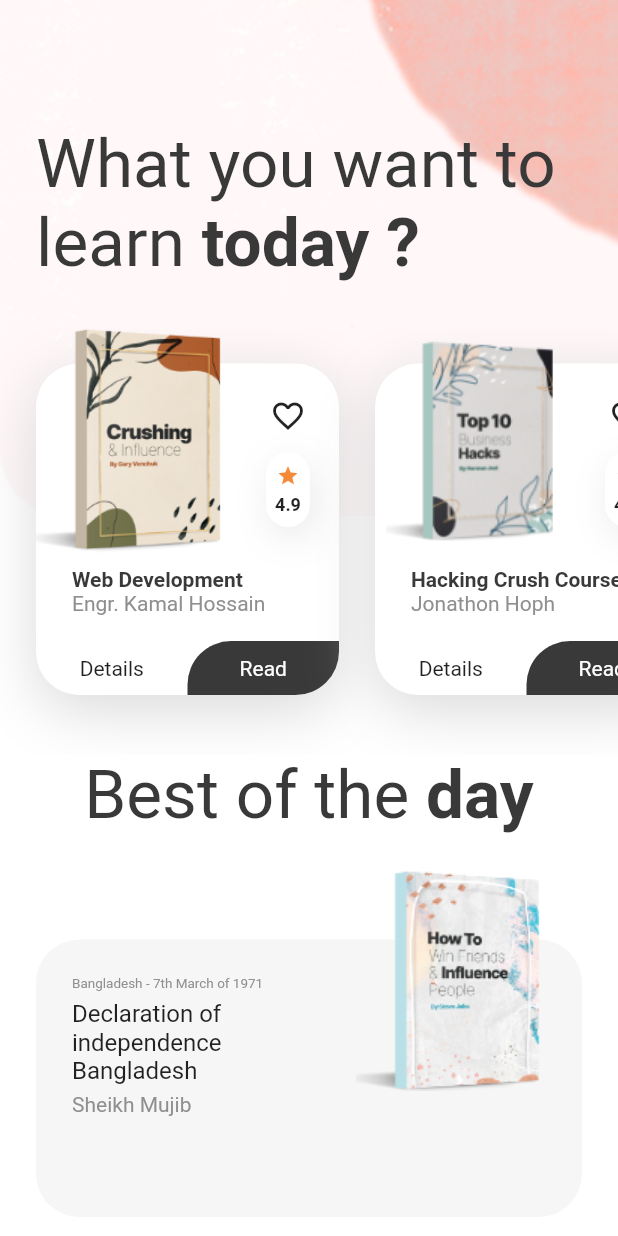
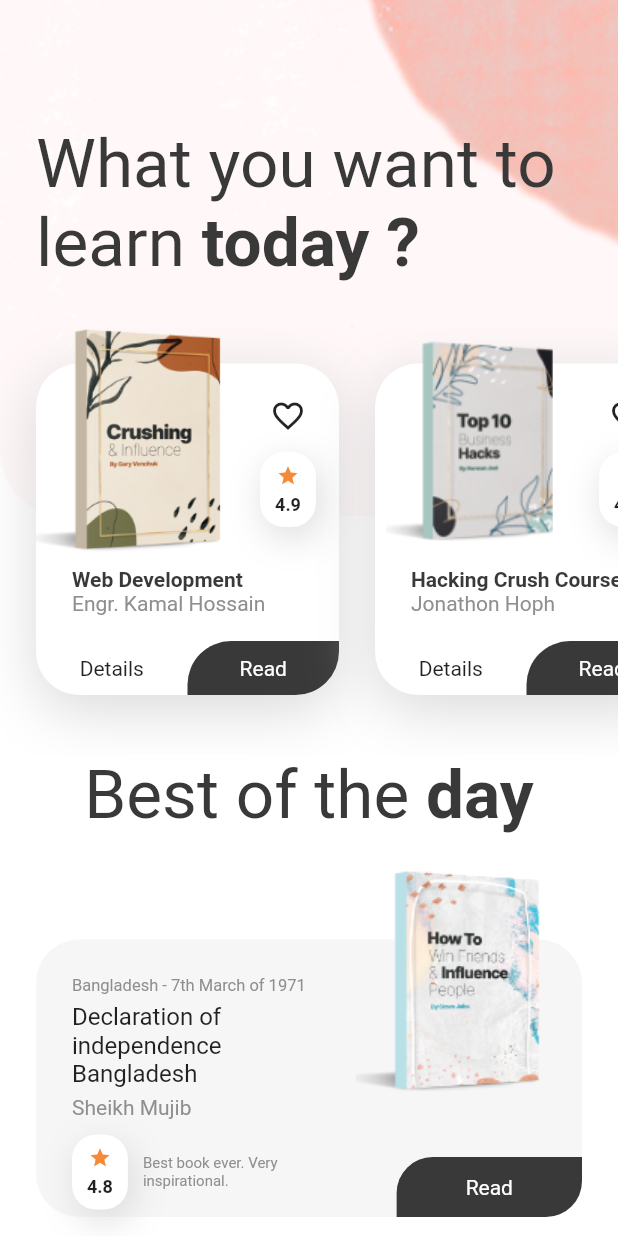
Before and after one commit to shahdat-sajib/libraryApp-ui-flutter, a Flutter app: the HomeScreen screen opened directly, on a phone screen of 412 x 824 dp. Run offline on Flutter 3.47's test engine with Material 2 defaults, Android fonts, the phone set to English and light mode, and no system bars.

Commit message:
homepage 3rd part start

```diff
--- a/lib/screens/home_screen.dart
+++ b/lib/screens/home_screen.dart
@@ -1,5 +1,7 @@
 import 'package:flutter/material.dart';
 import 'package:online_library/consttants.dart';
+import 'package:online_library/widgets/book_rating.dart';
+import 'package:online_library/widgets/two_side_rounded_button.dart';
 import '../widgets/ReadingListCard.dart';
 
 class HomeScreen extends StatelessWidget {
@@ -9,7 +11,11 @@ class HomeScreen extends StatelessWidget {
   Widget build(BuildContext context) {
     var size = MediaQuery.of(context).size;
     return Scaffold(
-      body: Container(
+      body: SingleChildScrollView(
+        child: Column(
+          crossAxisAlignment: CrossAxisAlignment.start,
+          children: [
+            Container(
               width: double.infinity,
               decoration: const BoxDecoration(
                 image: DecorationImage(
@@ -73,7 +79,48 @@ class HomeScreen extends StatelessWidget {
                         ]
                       ),
                       ),
+                      bestOfTheDayCard(size, context),
+                      RichText(
+                        text: TextSpan(
+                        style: Theme.of(context).textTheme.displaySmall,
+                        children: [
+                          TextSpan(text: "Continue "),
+                          TextSpan(text: "Reading...",
+                          style: TextStyle(
+                            fontWeight: FontWeight.bold,
+                          ))
+                        ]
+                      ),),
+                      SizedBox(height: 20,),
                       Container(
+                        height: 80,
+                        width: double.infinity,
+                        decoration: BoxDecoration(
+                          color: Colors.white,
+                          borderRadius: BorderRadius.circular(38.5),
+                          boxShadow: [
+                            BoxShadow(
+                              offset: Offset(0, 10),
+                              blurRadius: 33,
+                              color: Color(0xFFD3D3D3).withOpacity(0.84),
+                            ),
+                          ]
+                        ),
+                      ),
+                      SizedBox(height: 40,)
+                    ],
+                  ),)
+                ],
+              ),
+            ),
+          ],
+        ),
+      ),
+    );
+  }
+
+  Container bestOfTheDayCard(Size size, BuildContext context) {
+    return Container(
                 margin: EdgeInsets.symmetric(vertical: 20),
                 width: double.infinity,
                 height: 235,
@@ -96,7 +143,7 @@ class HomeScreen extends StatelessWidget {
                         children: [
                           Text("Bangladesh - 7th March of 1971",
                           style: TextStyle(
-                              fontSize: 9,
+                            fontSize: 11,
                             color: kLightBlackColor,
                           ),),
                           SizedBox(height: 5,),
@@ -109,7 +156,20 @@ class HomeScreen extends StatelessWidget {
                           style: TextStyle(
                             color: kLightBlackColor,
                           ),),
-                            SizedBox(height: 5,),
+                          SizedBox(height: 10,),
+                          Row(
+                            children: [
+                              BookRating(score: 4.8),
+                              SizedBox(width: 10,),
+                              Expanded(child: Text("Best book ever. Very inspirational.",
+                              maxLines: 2,
+                              overflow: TextOverflow.ellipsis,
+                              style: TextStyle(
+                                fontSize: 10,
+                                color: kLightBlackColor,
+                              ),),),
+                            ],
+                          ),
                         ],
                       ),
                     ),
@@ -118,14 +178,20 @@ class HomeScreen extends StatelessWidget {
                       right: 0,
                       top: 0,
                       child: Image.asset("assets/images/book-3.png"),
-                      width: size.width * .37,)
+                    width: size.width * .37,),
+
+                    Positioned(
+                      bottom: 0,
+                      right: 0,
+                      child: SizedBox(
+                      height: 40,
+                      width: size.width * .3,
+                      child: TwoSideRoundedButton(
+                        text: "Read",
+                        press: () {},
+                        radious: 24,),
+                    ))
                   ],
-                  ),
-                ),
-              ],
-            ),)
-          ],
-        ),
                 ),
               );
   }
--- a/lib/widgets/ReadingListCard.dart
+++ b/lib/widgets/ReadingListCard.dart
@@ -113,7 +113,7 @@ class ReadingListCard extends StatelessWidget {
                       Expanded(
                         child: TwoSideRoundedButton(
                           text: "Read",
-                          press: pressRead,
+                          press: pressRead, radious: 29,
                         ),
                       )
                     ],
--- a/lib/widgets/book_rating.dart
+++ b/lib/widgets/book_rating.dart
@@ -13,7 +13,7 @@ class BookRating extends StatelessWidget {
   @override
   Widget build(BuildContext context) {
     return Container(
-      padding: EdgeInsets.symmetric(vertical: 8, horizontal: 6),
+      padding: EdgeInsets.symmetric(vertical: 8, horizontal: 10),
       decoration: BoxDecoration(
         color: Colors.white,
         borderRadius: BorderRadius.circular(16),
@@ -21,7 +21,7 @@ class BookRating extends StatelessWidget {
           BoxShadow(
             offset: Offset(3, 7),
             blurRadius: 20,
-            color: Color(0xFD3D3D3).withOpacity(0.5),
+            color: Color(0xFD3D3D3).withOpacity(0.8),
           ),
         ],
       ),
--- a/lib/widgets/two_side_rounded_button.dart
+++ b/lib/widgets/two_side_rounded_button.dart
@@ -9,7 +9,7 @@ class TwoSideRoundedButton extends StatelessWidget {
   const TwoSideRoundedButton({
     Key? key,
     required this.text,
-    this.radious = 29,
+    required this.radious,
     required this.press,
   }) : super(key: key);
 
```
Lines whose indentation alone changed are shown as unchanged.
